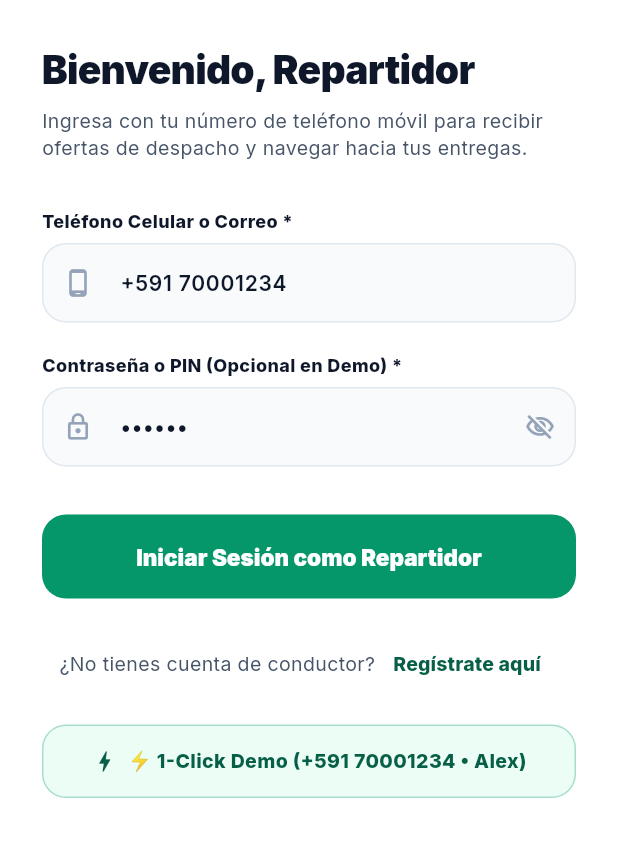
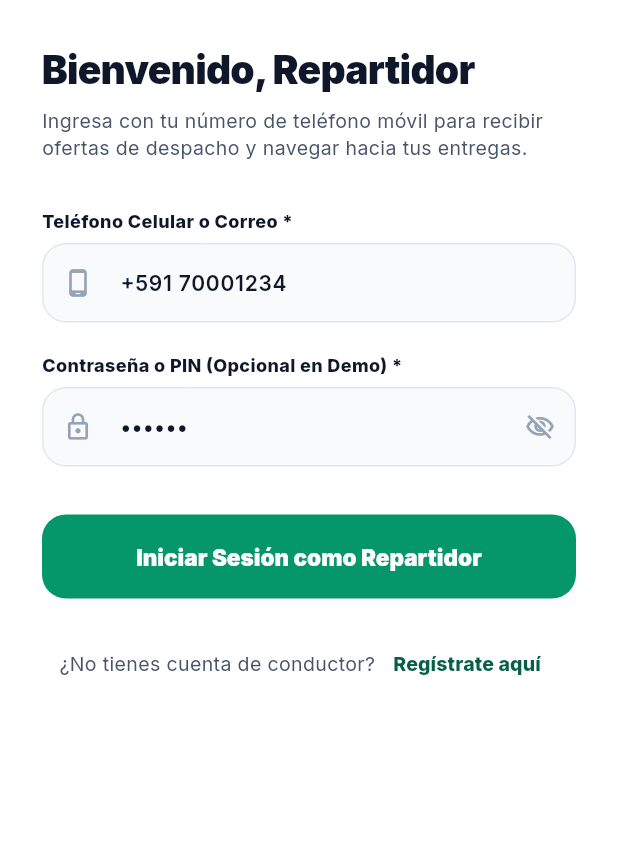
Before and after one commit to marvinjoel2001/dsp_app, a Flutter app: the LoginScreen screen opened directly, on a phone screen of 412 x 824 dp, the part 150-1007 px from its top. Run offline on Flutter 3.47's test engine with Material 3 defaults, Android fonts, the phone set to English and light mode, and no system bars; our stand-ins replace audioplayers, dio, flutter_map, flutter_svg, flutter_tts, geolocator and 6 more; accounts and stored records are empty; network calls fail.

Commit message:
security: guard geofence test bypass and 1-click demo login behind kDebugMode for production safety

```diff
--- a/lib/app/ui/views/auth/login_screen.dart
+++ b/lib/app/ui/views/auth/login_screen.dart
@@ -1,3 +1,4 @@
+import 'package:flutter/foundation.dart';
 import 'package:flutter/material.dart';
 import 'package:provider/provider.dart';
 import '../../../core/theme/app_colors.dart';
@@ -232,9 +233,9 @@ class _LoginScreenState extends State<LoginScreen> {
                   ),
                 ),
 
+                if (kDebugMode) ...[
                   const SizedBox(height: 16),
-
-                // Botón de Acceso Rápido Demo 1-Click
+                  // Botón de Acceso Rápido Demo 1-Click (Solo para Pruebas / QA / Debug)
                   InkWell(
                     onTap: () async {
                       await authCtrl.login('+591 70001234', '123456');
@@ -257,7 +258,7 @@ class _LoginScreenState extends State<LoginScreen> {
                           Icon(Icons.bolt, color: AppColors.primaryDark, size: 18),
                           SizedBox(width: 6),
                           Text(
-                          '⚡ 1-Click Demo (+591 70001234 • Alex)',
+                            '⚡ 1-Click Demo QA (+591 70001234 • Alex)',
                             style: TextStyle(
                               fontSize: 13,
                               fontWeight: FontWeight.w800,
@@ -269,6 +270,7 @@ class _LoginScreenState extends State<LoginScreen> {
                     ),
                   ),
                 ],
+              ],
             ),
           ),
         ),
--- a/lib/app/ui/views/navigation/live_map_navigation_screen.dart
+++ b/lib/app/ui/views/navigation/live_map_navigation_screen.dart
@@ -1,4 +1,5 @@
 import 'dart:math';
+import 'package:flutter/foundation.dart';
 import 'package:flutter/material.dart';
 import 'package:provider/provider.dart';
 import 'package:flutter_map/flutter_map.dart';
@@ -788,19 +789,20 @@ class _LiveMapNavigationScreenState extends State<LiveMapNavigationScreen> with
           ],
         ),
         actions: [
+          if (kDebugMode)
             TextButton(
               onPressed: () {
                 Navigator.pop(dialogCtx);
                 rideCtrl.snapDriverToDestination();
                 ScaffoldMessenger.of(context).showSnackBar(
                   const SnackBar(
-                  content: Text('⚡ Posición simulada en el destino (Modo Pruebas)'),
+                    content: Text('⚡ Posición simulada en el destino (Modo Pruebas/QA)'),
                     backgroundColor: AppColors.primaryDark,
                     duration: Duration(seconds: 2),
                   ),
                 );
               },
-            child: const Text('Simular Llegada (Test)', style: TextStyle(color: Color(0xFF64748B), fontWeight: FontWeight.bold, fontSize: 12)),
+              child: const Text('Simular Llegada (Solo QA/Dev)', style: TextStyle(color: Color(0xFF64748B), fontWeight: FontWeight.bold, fontSize: 12)),
             ),
           ElevatedButton(
             onPressed: () => Navigator.pop(dialogCtx),
```
Lines whose indentation alone changed are shown as unchanged.
